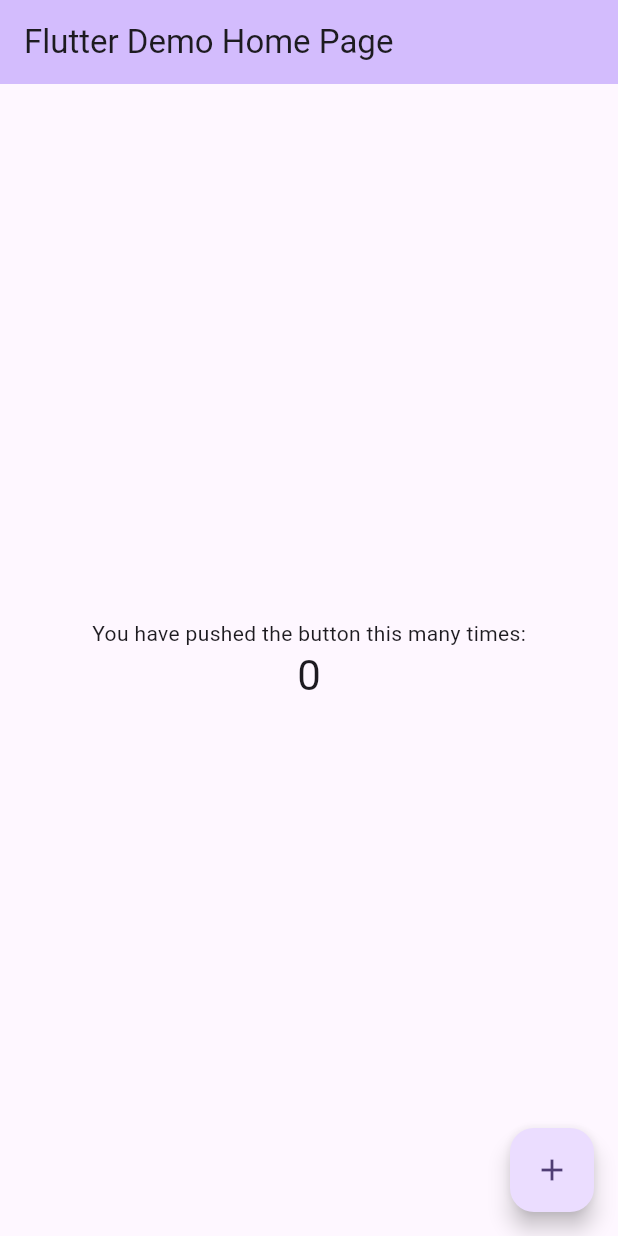
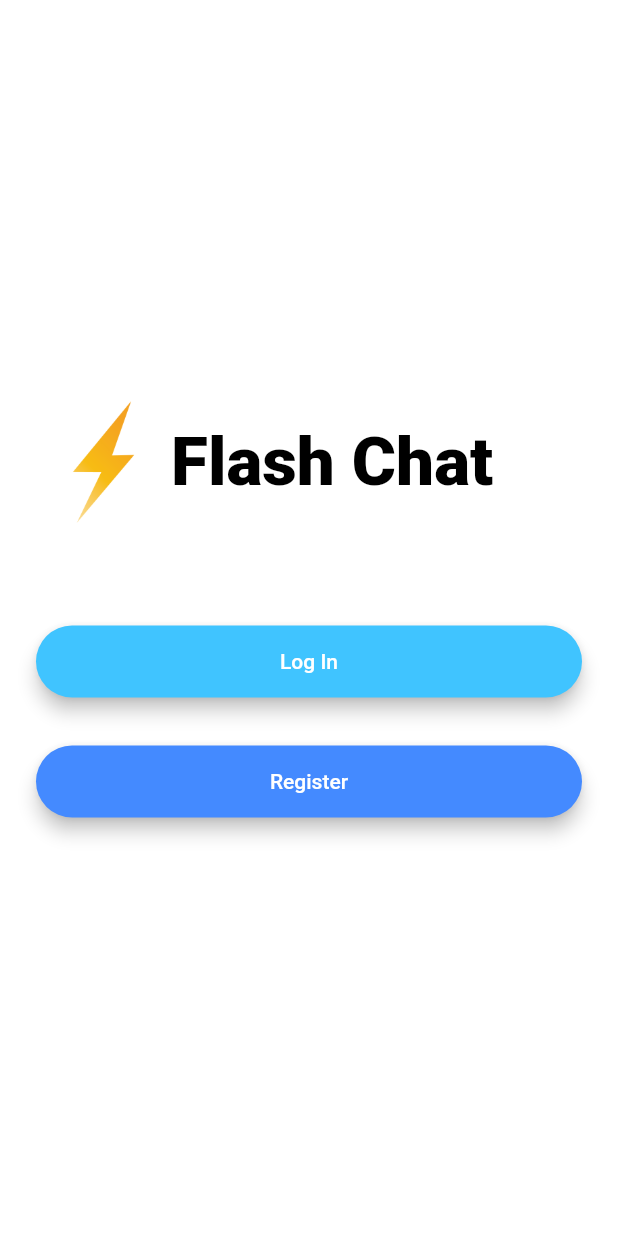
Before and after one commit to manvendrasingh09/Codes, a Flutter app: the screen it shows after launch, on a phone screen of 412 x 824 dp. Run offline on Flutter 3.47's test engine with Material 2 defaults, Android fonts, the phone set to English and light mode, and no system bars; our stand-ins replace audioplayers, flutter_spinkit, font_awesome_flutter, geolocator, rflutter_alert.

Commit message:
using Android Studio

```diff
--- a/AppDev/flash_chat/lib/main.dart
+++ b/AppDev/flash_chat/lib/main.dart
@@ -1,125 +1,30 @@
 import 'package:flutter/material.dart';
+import 'package:flash_chat/screens/welcome_screen.dart';
+import 'package:flash_chat/screens/login_screen.dart';
+import 'package:flash_chat/screens/registration_screen.dart';
+import 'package:flash_chat/screens/chat_screen.dart';
 
-void main() {
-  runApp(const MyApp());
-}
+void main() => runApp(FlashChat());
 
-class MyApp extends StatelessWidget {
-  const MyApp({super.key});
-
-  // This widget is the root of your application.
+class FlashChat extends StatelessWidget {
   @override
   Widget build(BuildContext context) {
     return MaterialApp(
-      title: 'Flutter Demo',
-      theme: ThemeData(
-        // This is the theme of your application.
-        //
-        // TRY THIS: Try running your application with "flutter run". You'll see
-        // the application has a blue toolbar. Then, without quitting the app,
-        // try changing the seedColor in the colorScheme below to Colors.green
-        // and then invoke "hot reload" (save your changes or press the "hot
-        // reload" button in a Flutter-supported IDE, or press "r" if you used
-        // the command line to start the app).
-        //
-        // Notice that the counter didn't reset back to zero; the application
-        // state is not lost during the reload. To reset the state, use hot
-        // restart instead.
-        //
-        // This works for code too, not just values: Most code changes can be
-        // tested with just a hot reload.
-        colorScheme: ColorScheme.fromSeed(seedColor: Colors.deepPurple),
-        useMaterial3: true,
+      theme: ThemeData.dark().copyWith(
+        inputDecorationTheme: const InputDecorationTheme(
+          hintStyle: TextStyle(color: Colors.black54),
+        ),
+        textTheme: const TextTheme(
+          bodyLarge: TextStyle(color: Colors.black54),
+        ),
       ),
-      home: const MyHomePage(title: 'Flutter Demo Home Page'),
+      initialRoute: WelcomeScreen.id,
+      routes: {
+        WelcomeScreen.id: (context) => WelcomeScreen(),
+        LoginScreen.id: (context) => LoginScreen(),
+        RegistrationScreen.id: (context) => RegistrationScreen(),
+        ChatScreen.id: (context) => ChatScreen(),
+      },
     );
   }
 }
-
-class MyHomePage extends StatefulWidget {
-  const MyHomePage({super.key, required this.title});
-
-  // This widget is the home page of your application. It is stateful, meaning
-  // that it has a State object (defined below) that contains fields that affect
-  // how it looks.
-
-  // This class is the configuration for the state. It holds the values (in this
-  // case the title) provided by the parent (in this case the App widget) and
-  // used by the build method of the State. Fields in a Widget subclass are
-  // always marked "final".
-
-  final String title;
-
-  @override
-  State<MyHomePage> createState() => _MyHomePageState();
-}
-
-class _MyHomePageState extends State<MyHomePage> {
-  int _counter = 0;
-
-  void _incrementCounter() {
-    setState(() {
-      // This call to setState tells the Flutter framework that something has
-      // changed in this State, which causes it to rerun the build method below
-      // so that the display can reflect the updated values. If we changed
-      // _counter without calling setState(), then the build method would not be
-      // called again, and so nothing would appear to happen.
-      _counter++;
-    });
-  }
-
-  @override
-  Widget build(BuildContext context) {
-    // This method is rerun every time setState is called, for instance as done
-    // by the _incrementCounter method above.
-    //
-    // The Flutter framework has been optimized to make rerunning build methods
-    // fast, so that you can just rebuild anything that needs updating rather
-    // than having to individually change instances of widgets.
-    return Scaffold(
-      appBar: AppBar(
-        // TRY THIS: Try changing the color here to a specific color (to
-        // Colors.amber, perhaps?) and trigger a hot reload to see the AppBar
-        // change color while the other colors stay the same.
-        backgroundColor: Theme.of(context).colorScheme.inversePrimary,
-        // Here we take the value from the MyHomePage object that was created by
-        // the App.build method, and use it to set our appbar title.
-        title: Text(widget.title),
-      ),
-      body: Center(
-        // Center is a layout widget. It takes a single child and positions it
-        // in the middle of the parent.
-        child: Column(
-          // Column is also a layout widget. It takes a list of children and
-          // arranges them vertically. By default, it sizes itself to fit its
-          // children horizontally, and tries to be as tall as its parent.
-          //
-          // Column has various properties to control how it sizes itself and
-          // how it positions its children. Here we use mainAxisAlignment to
-          // center the children vertically; the main axis here is the vertical
-          // axis because Columns are vertical (the cross axis would be
-          // horizontal).
-          //
-          // TRY THIS: Invoke "debug painting" (choose the "Toggle Debug Paint"
-          // action in the IDE, or press "p" in the console), to see the
-          // wireframe for each widget.
-          mainAxisAlignment: MainAxisAlignment.center,
-          children: <Widget>[
-            const Text(
-              'You have pushed the button this many times:',
-            ),
-            Text(
-              '$_counter',
-              style: Theme.of(context).textTheme.headlineMedium,
-            ),
-          ],
-        ),
-      ),
-      floatingActionButton: FloatingActionButton(
-        onPressed: _incrementCounter,
-        tooltip: 'Increment',
-        child: const Icon(Icons.add),
-      ), // This trailing comma makes auto-formatting nicer for build methods.
-    );
-  }
-}
--- /dev/null
+++ b/AppDev/flash_chat/lib/screens/welcome_screen.dart
@@ -0,0 +1,104 @@
+import 'package:flutter/material.dart';
+import 'package:flash_chat/screens/login_screen.dart';
+import 'package:flash_chat/screens/registration_screen.dart';
+
+class WelcomeScreen extends StatefulWidget {
+  static const String id = 'welcome';
+  @override
+  _WelcomeScreenState createState() => _WelcomeScreenState();
+}
+
+class _WelcomeScreenState extends State<WelcomeScreen>
+    with SingleTickerProviderStateMixin {
+  late AnimationController controller;
+  late Animation animation;
+
+  @override
+  void initState() {
+    super.initState();
+    controller = AnimationController(
+      vsync: this,
+      duration: const Duration(seconds: 1),
+    );
+    animation = CurvedAnimation(parent: controller, curve: Curves.decelerate);
+    controller.forward();
+    controller.addListener(() {
+      setState(() {});
+      print(animation.value);
+    });
+  }
+
+  @override
+  Widget build(BuildContext context) {
+    return Scaffold(
+      backgroundColor: Colors.white,
+      body: Padding(
+        padding: EdgeInsets.symmetric(horizontal: 24.0),
+        child: Column(
+          mainAxisAlignment: MainAxisAlignment.center,
+          crossAxisAlignment: CrossAxisAlignment.stretch,
+          children: <Widget>[
+            Row(
+              children: <Widget>[
+                Hero(
+                  tag: 'logo',
+                  child: Container(
+                    child: Image.asset('images/logo.png'),
+                    height: animation.value * 90,
+                  ),
+                ),
+                Text(
+                  'Flash Chat',
+                  style: TextStyle(
+                    color: Colors.black,
+                    fontSize: 45.0,
+                    fontWeight: FontWeight.w900,
+                  ),
+                ),
+              ],
+            ),
+            SizedBox(
+              height: 48.0,
+            ),
+            Padding(
+              padding: EdgeInsets.symmetric(vertical: 16.0),
+              child: Material(
+                elevation: 5.0,
+                color: Colors.lightBlueAccent,
+                borderRadius: BorderRadius.circular(30.0),
+                child: MaterialButton(
+                  onPressed: () {
+                    Navigator.pushNamed(context, LoginScreen.id);
+                  },
+                  minWidth: 200.0,
+                  height: 42.0,
+                  child: Text(
+                    'Log In',
+                  ),
+                ),
+              ),
+            ),
+            Padding(
+              padding: EdgeInsets.symmetric(vertical: 16.0),
+              child: Material(
+                color: Colors.blueAccent,
+                borderRadius: BorderRadius.circular(30.0),
+                elevation: 5.0,
+                child: MaterialButton(
+                  onPressed: () {
+                    Navigator.pushNamed(context, RegistrationScreen.id);
+                  },
+                  minWidth: 200.0,
+                  height: 42.0,
+                  child: Text(
+                    'Register',
+                  ),
+                ),
+              ),
+            ),
+          ],
+        ),
+      ),
+    );
+  }
+}
```
Also changed, not shown: AppDev/flash_chat/lib/constants.dart (added, +19 -0 lines), AppDev/flash_chat/lib/screens/chat_screen.dart (added, +62 -0 lines), AppDev/flash_chat/lib/screens/login_screen.dart (added, +105 -0 lines), AppDev/flash_chat/lib/screens/registration_screen.dart (added, +102 -0 lines), AppDev/flash_chat/pubspec.yaml (+2 -72 lines), AppDev/flash_chat/images/logo.png (added), 39 other files.
